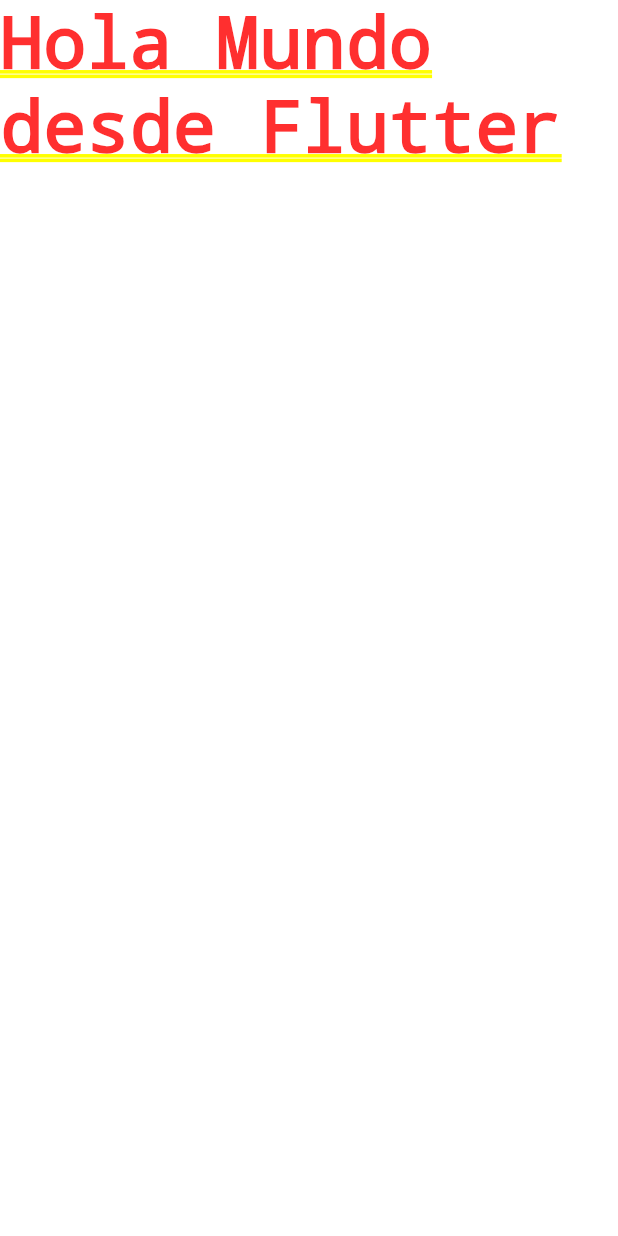
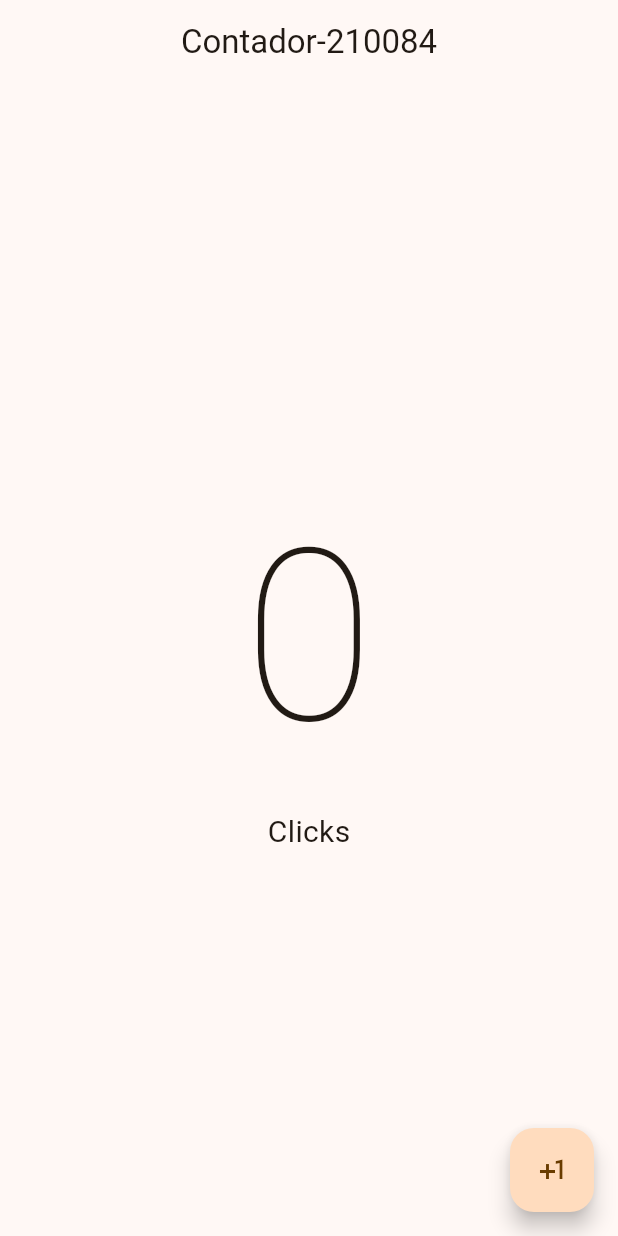
Before and after one commit to Janeth-Ahuacatitla/DMI-10A-HelloWorld-Flutter-210084, a Flutter app: the screen it shows after launch, on a phone screen of 412 x 824 dp. Run offline on Flutter 3.47's test engine with Material 3 defaults, Android fonts, the light colour scheme and no system bars.

Commit message:
Practica 22
Creacion del archivo contador screen

```diff
--- a/helloworld_app_210084/lib/main.dart
+++ b/helloworld_app_210084/lib/main.dart
@@ -1,14 +1,23 @@
 import 'package:flutter/material.dart';
+import 'package:helloworld_app_210084/presentation/screen/counter/counter_screen.dart';
 
 void main() {
   runApp(MyApp());
 }
 
 class MyApp extends StatelessWidget {
+  const MyApp({super.key});
+
   @override
   Widget build(BuildContext context) {
-    return MaterialApp(
-      home: Text('Hola Mundo desde Flutter'),
+    return  MaterialApp(
+      debugShowCheckedModeBanner: false,
+      theme: ThemeData(
+        colorSchemeSeed: Colors.orange
+      ),
+      home: Scaffold(
+        body: const CounterScreen(),
+      )
     );
   }
 }
--- /dev/null
+++ b/helloworld_app_210084/lib/presentation/screen/counter/counter_screen.dart
@@ -0,0 +1,43 @@
+import 'package:flutter/material.dart';
+
+class CounterScreen extends StatefulWidget {
+
+  const CounterScreen({super.key});
+
+  @override
+  State<CounterScreen> createState() => _CounterScreenState();
+}
+
+class _CounterScreenState extends State<CounterScreen> {
+
+   int clickCounter = 0;
+
+  @override
+  Widget build(BuildContext context) {
+    return Scaffold(
+      appBar: AppBar(
+        title: const  Center(
+    child: Text('Contador-210084')),
+      ),
+      body: Center(
+        child: Column(
+          mainAxisAlignment: MainAxisAlignment.center,
+          children:  [
+            Text('$clickCounter',
+                style: const TextStyle(fontSize: 160, fontWeight: FontWeight.w100)),
+            const Text('Clicks', style: TextStyle(fontSize: 20))
+          ],
+        ),
+      ),
+      floatingActionButton: FloatingActionButton(
+        onPressed: () {
+
+          setState(() {
+            clickCounter ++;
+          });
+        },
+        child: Icon(Icons.plus_one),
+      ),
+    );
+  }
+}
```
